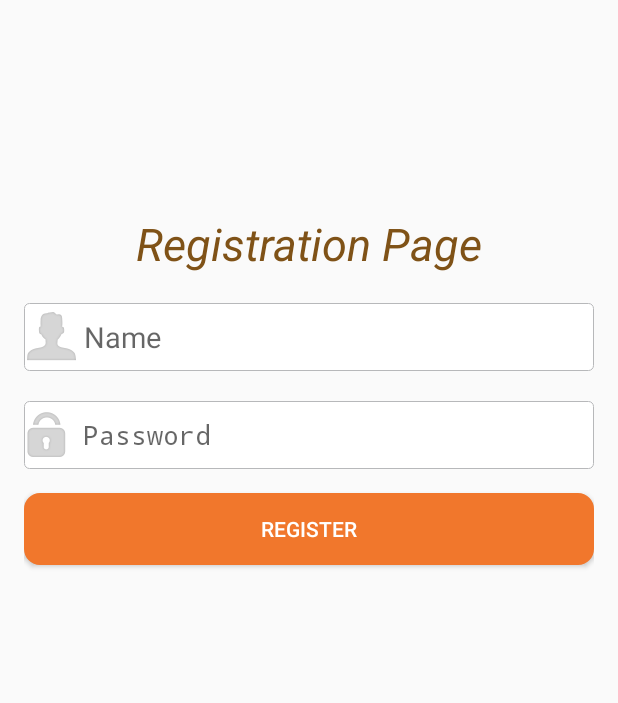
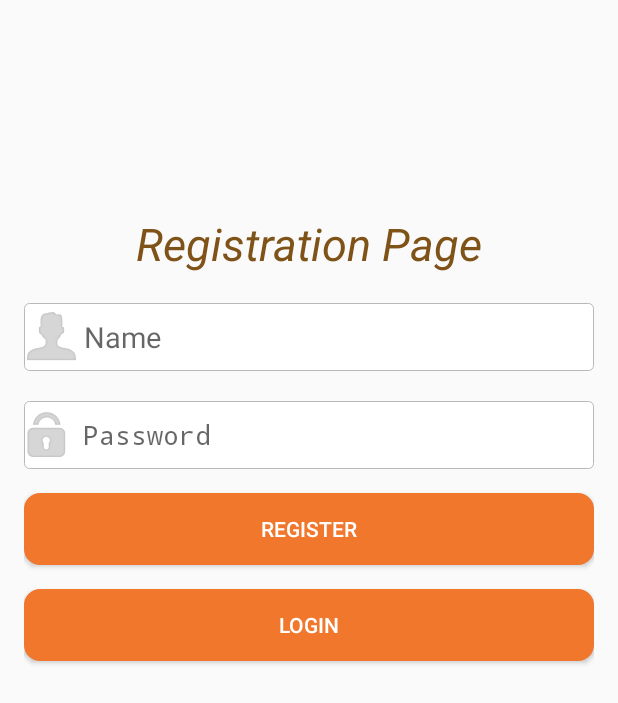
Before and after one commit to Madhu009/ML_Application, an Android app: the screen it shows after launch (MainActivity), on a phone screen of 412 x 824 dp. Shown: the top 703 px of the screen. Run offline under Robolectric (Android 15) with nearby library versions, the phone set to English and light mode, and no system bars.

Commit message:
SpeechToText

```diff
--- a/ML_Application/app/src/main/java/com/example/madhu/ml_application/Login.java
+++ b/ML_Application/app/src/main/java/com/example/madhu/ml_application/Login.java
@@ -111,13 +111,14 @@ public class Login extends AppCompatActivity {
             //
             System.out.println("respons  "+response);
             if(response.equals("yes")) {
-                //gsdhdsh
+
                 startActivity(new Intent(getApplicationContext(), ChatBot.class));
                 Toast.makeText(getApplicationContext(), "Logged in successfully", Toast.LENGTH_LONG).show();
+                finish();
             }
             else
                 Toast.makeText(getApplicationContext(), "Invalid Username/Password", Toast.LENGTH_LONG).show();
-
+                tv2.setText("");
         }
     }
 
--- a/ML_Application/app/src/main/java/com/example/madhu/ml_application/MainActivity.java
+++ b/ML_Application/app/src/main/java/com/example/madhu/ml_application/MainActivity.java
@@ -22,7 +22,7 @@ import java.util.HashMap;
 
 public class MainActivity extends Activity {
 
-    Button bt;
+    Button bt,bt2;
     EditText tv1,tv2;
     private String name="",pwd="";
     private ProgressDialog pDialog;
@@ -36,6 +36,7 @@ public class MainActivity extends Activity {
         super.onCreate(savedInstanceState);
         setContentView(R.layout.activity_main);
         bt=(Button)findViewById(R.id.button);
+        bt2=(Button)findViewById(R.id.loginbutton);
         tv1=(EditText)findViewById(R.id.editText);
         tv2=(EditText)findViewById(R.id.editText2);
 
@@ -61,7 +62,17 @@ public class MainActivity extends Activity {
                 }
             }
         });
-    }//end oncreate method
+
+
+    bt2.setOnClickListener(new View.OnClickListener() {
+        @Override
+        public void onClick(View v) {
+
+
+            startActivity(new Intent(getApplicationContext(),Login.class));
+        }
+    });
+}//end oncreate method
 
     private class SendDataToServer extends AsyncTask<Void,Void,Void>
     {
--- a/ML_Application/app/src/main/java/com/example/madhu/ml_application/Utilities/HTTPURLConnection.java
+++ b/ML_Application/app/src/main/java/com/example/madhu/ml_application/Utilities/HTTPURLConnection.java
@@ -25,13 +25,15 @@ public class HTTPURLConnection {
 
     public String ServerCall(String path, HashMap<String,String> DataParams)
     {
+        response="";
         try
         {
             url=new URL(path);
             HttpURLConnection conn=(HttpURLConnection) url.openConnection();
             conn.setRequestMethod("POST");
-            //conn.setRequestProperty("Content-Type",
-              //      "application/x-www-form-urlencoded");
+            conn.setRequestProperty("Content-Type",
+                   "application/json");
+
            // conn.setRequestProperty("Content-Length", "" +
              //       Integer.toString(getParamsData(DataParams).getBytes().length));
             conn.setRequestProperty("Content-Language", "en-US");
--- a/ML_Application/app/src/main/res/layout/activity_main.xml
+++ b/ML_Application/app/src/main/res/layout/activity_main.xml
@@ -33,6 +33,20 @@
         android:layout_alignParentStart="true"
         />
 
+    <Button
+        android:textColor="#fff"
+        android:background="@drawable/rounded_corner"
+        android:layout_width="wrap_content"
+        android:layout_height="wrap_content"
+        android:text="Login"
+        android:layout_marginTop="16dp"
+        android:id="@+id/loginbutton"
+        android:layout_below="@+id/button"
+        android:layout_alignParentRight="true"
+        android:layout_alignParentEnd="true"
+        android:layout_alignParentLeft="true"
+        android:layout_alignParentStart="true"
+        />
 
 
     <EditText
```
Also changed, not shown: ML_Application/app/src/main/java/com/example/madhu/ml_application/ChatBot/ChatBot.java (+6 -2 lines).
